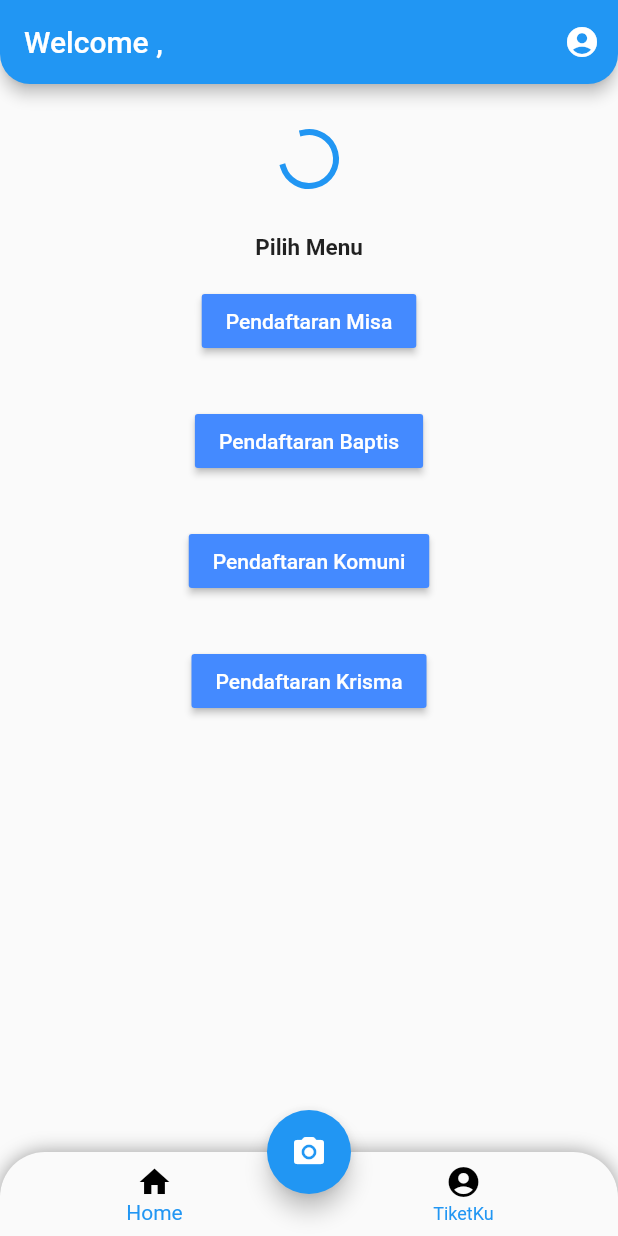
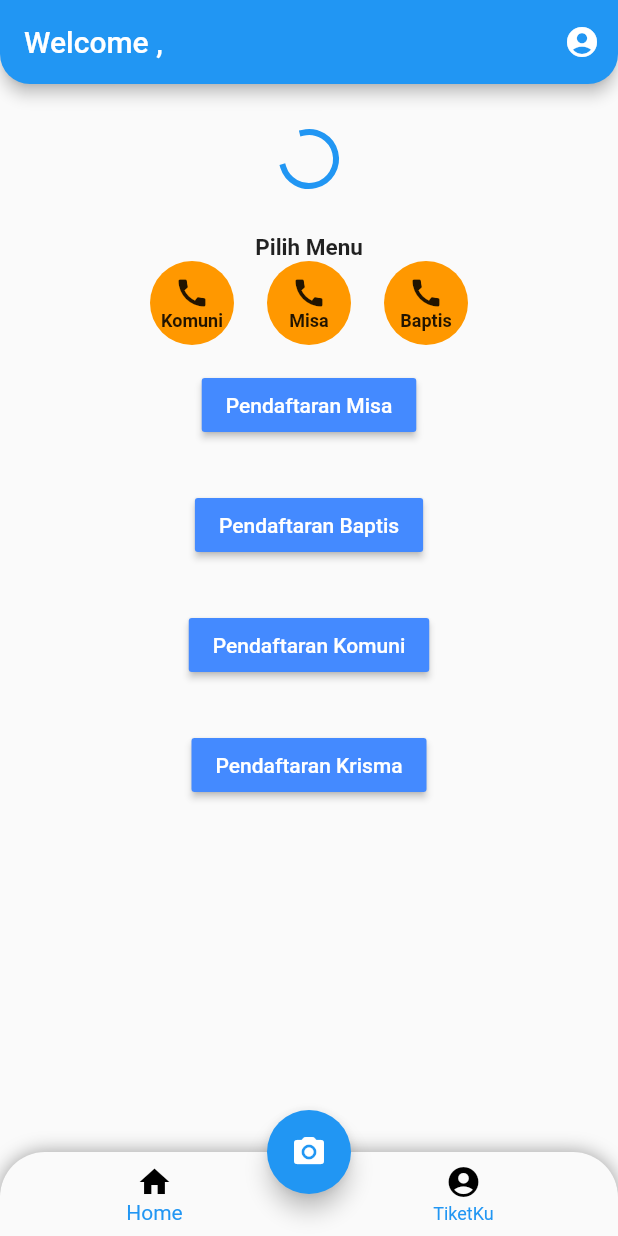
Before and after one commit to DavidDimasPatty/Pelayanan-Iman-Katolik, a Flutter app: the HomePage screen opened directly with empty values, on a phone screen of 412 x 824 dp. Run offline on Flutter 3.47's test engine with Material 2 defaults, Android fonts, the phone set to English and light mode, and no system bars; our stand-ins replace file_picker, firebase_core, firebase_storage, image_picker; missing offline and left inert: mongo_dart; accounts and stored records are empty.

Commit message:
styling home page

```diff
--- a/lib/homePage.dart
+++ b/lib/homePage.dart
@@ -147,15 +147,16 @@ class HomePage extends StatelessWidget {
                                         builder:
                                             (context, AsyncSnapshot snapshot) {
                                           try {
-                                            return Column(
-                                                crossAxisAlignment:
-                                                    CrossAxisAlignment.center,
-                                                children: <Widget>[
-                                                  Text(snapshot.data[0][0]
-                                                      ['nama']),
-                                                  Text(snapshot.data[1][0]
-                                                      ['jadwal'])
-                                                ]);
+                                            return Column(children: <Widget>[
+                                              Text(
+                                                snapshot.data[0][0]['nama'],
+                                                textAlign: TextAlign.center,
+                                              ),
+                                              Text(
+                                                snapshot.data[1][0]['jadwal'],
+                                                textAlign: TextAlign.center,
+                                              )
+                                            ]);
                                           } catch (e) {
                                             return Center(
                                                 child:
@@ -182,6 +183,103 @@ class HomePage extends StatelessWidget {
               fontWeight: FontWeight.bold,
             ),
             textAlign: TextAlign.center,
+          ),
+          Row(
+            mainAxisSize: MainAxisSize.max,
+            mainAxisAlignment: MainAxisAlignment.center,
+            children: <Widget>[
+              SizedBox.fromSize(
+                size: Size(56, 56), // button width and height
+                child: ClipOval(
+                  child: Material(
+                    color: Colors.orange, // button color
+                    child: InkWell(
+                      splashColor: Colors.green, // splash color
+                      onTap: () {}, // button pressed
+                      child: Column(
+                        mainAxisAlignment: MainAxisAlignment.center,
+                        children: <Widget>[
+                          Icon(Icons.call), // icon
+                          Text(
+                            "Komuni",
+                            style: TextStyle(
+                              fontSize: 12,
+                              fontWeight: FontWeight.bold,
+                            ),
+                            textAlign: TextAlign.center,
+                          ), // text
+                        ],
+                      ),
+                    ),
+                  ),
+                ),
+              ),
+              Padding(
+                padding: EdgeInsets.symmetric(horizontal: 11),
+              ),
+              SizedBox.fromSize(
+                size: Size(56, 56), // button width and height
+                child: ClipOval(
+                  child: Material(
+                    color: Colors.orange, // button color
+                    child: InkWell(
+                      splashColor: Colors.green, // splash color
+                      onTap: () {
+                        Navigator.push(
+                          context,
+                          MaterialPageRoute(
+                              builder: (context) =>
+                                  Misa(names, emails, iduser)),
+                        );
+                      }, // button pressed
+                      child: Column(
+                        mainAxisAlignment: MainAxisAlignment.center,
+                        children: <Widget>[
+                          Icon(Icons.call), // icon
+                          Text(
+                            "Misa",
+                            style: TextStyle(
+                              fontSize: 12,
+                              fontWeight: FontWeight.bold,
+                            ),
+                            textAlign: TextAlign.center,
+                          ), // text
+                        ],
+                      ),
+                    ),
+                  ),
+                ),
+              ),
+              Padding(
+                padding: EdgeInsets.symmetric(horizontal: 11),
+              ),
+              SizedBox.fromSize(
+                size: Size(56, 56), // button width and height
+                child: ClipOval(
+                  child: Material(
+                    color: Colors.orange, // button color
+                    child: InkWell(
+                      splashColor: Colors.green, // splash color
+                      onTap: () {}, // button pressed
+                      child: Column(
+                        mainAxisAlignment: MainAxisAlignment.center,
+                        children: <Widget>[
+                          Icon(Icons.call), // icon
+                          Text(
+                            "Baptis",
+                            style: TextStyle(
+                              fontSize: 12,
+                              fontWeight: FontWeight.bold,
+                            ),
+                            textAlign: TextAlign.center,
+                          ), // text
+                        ],
+                      ),
+                    ),
+                  ),
+                ),
+              ),
+            ],
           ),
           Padding(
             padding: EdgeInsets.symmetric(horizontal: 8, vertical: 16),
```
